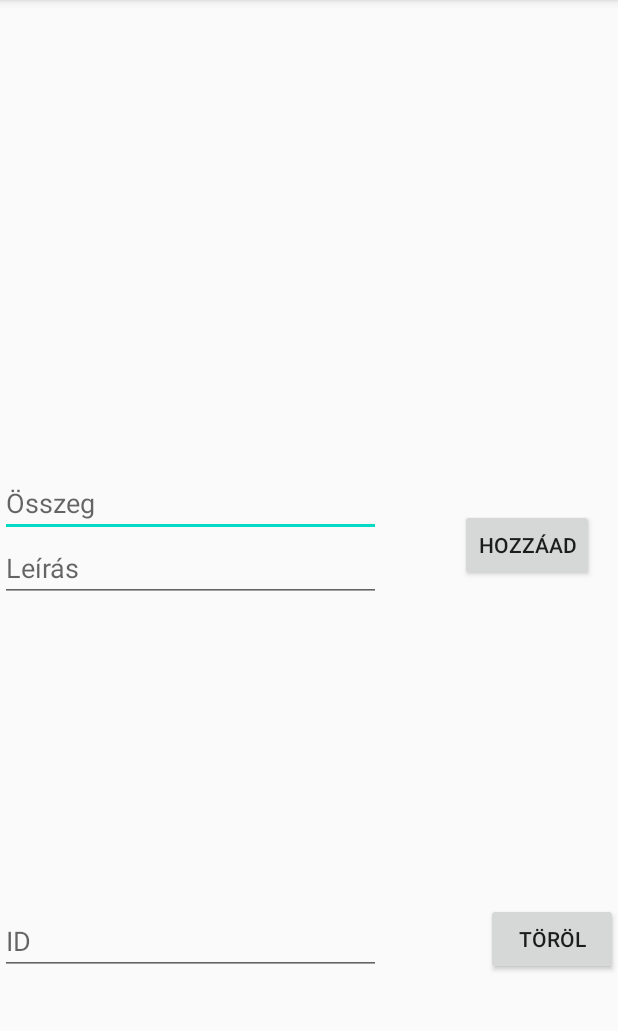
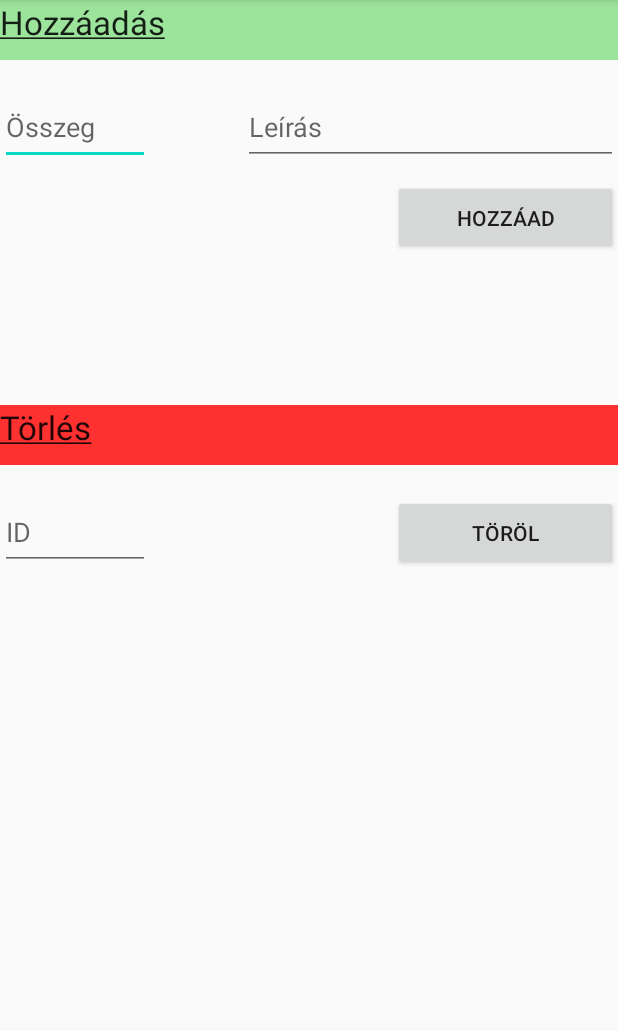
Before and after one commit to duszka-akos-attila/SZFM_2020_14_BugCrusherzz, an Android app: the fragment IncomeFragment shown on its own in the app's theme, on a phone screen of 412 x 824 dp, the part 84-1115 px from its top. Run offline under Robolectric (Android 15) with nearby library versions, the phone set to English and light mode, and no system bars.

Commit message:
Made the GUI nicer.

```diff
--- a/Tracky/Application/Tracky/app/src/main/res/layout/fragment_income.xml
+++ b/Tracky/Application/Tracky/app/src/main/res/layout/fragment_income.xml
@@ -8,63 +8,84 @@
 
     <Button
         android:id="@+id/add_income"
-        android:layout_width="wrap_content"
-        android:layout_height="wrap_content"
-        android:layout_marginEnd="16dp"
+        android:layout_width="150dp"
+        android:layout_height="50dp"
+        android:layout_marginTop="80dp"
         android:text="Hozzáad"
-        app:layout_constraintBottom_toBottomOf="parent"
         app:layout_constraintEnd_toEndOf="parent"
-        app:layout_constraintTop_toTopOf="parent"
-        app:layout_constraintVertical_bias="0.471" />
+        app:layout_constraintHorizontal_bias="1.0"
+        app:layout_constraintStart_toStartOf="parent"
+        app:layout_constraintTop_toBottomOf="@+id/textView2" />
 
     <EditText
         android:id="@+id/income_amount"
-        android:layout_width="254dp"
-        android:layout_height="43dp"
+        android:layout_width="100dp"
+        android:layout_height="50dp"
+        android:layout_marginTop="20dp"
         android:hint="Összeg"
         android:inputType="text"
-        app:layout_constraintBottom_toBottomOf="parent"
         app:layout_constraintStart_toStartOf="parent"
-        app:layout_constraintTop_toTopOf="parent"
-        app:layout_constraintVertical_bias="0.434" />
+        app:layout_constraintTop_toBottomOf="@+id/textView2" />
 
     <EditText
         android:id="@+id/income_desc"
-        android:layout_width="254dp"
-        android:layout_height="43dp"
+        android:layout_width="250dp"
+        android:layout_height="50dp"
+        android:layout_marginTop="20dp"
         android:hint="Leírás"
         android:inputType="text"
-        app:layout_constraintBottom_toBottomOf="parent"
+        app:layout_constraintEnd_toEndOf="parent"
+        app:layout_constraintHorizontal_bias="1.0"
+        app:layout_constraintStart_toStartOf="parent"
+        app:layout_constraintTop_toBottomOf="@+id/textView2" />
+
+    <Button
+        android:id="@+id/delete_income"
+        android:layout_width="150dp"
+        android:layout_height="50dp"
+        android:layout_marginTop="20dp"
+        android:text="Töröl"
+        app:layout_constraintEnd_toEndOf="parent"
+        app:layout_constraintHorizontal_bias="1.0"
+        app:layout_constraintStart_toStartOf="parent"
+        app:layout_constraintTop_toBottomOf="@+id/textView3" />
+
+    <EditText
+        android:id="@+id/income_id"
+        android:layout_width="100dp"
+        android:layout_height="50dp"
+        android:layout_marginTop="20dp"
+        android:hint="ID"
+        android:inputType="number"
         app:layout_constraintEnd_toEndOf="parent"
         app:layout_constraintHorizontal_bias="0.0"
         app:layout_constraintStart_toStartOf="parent"
-        app:layout_constraintTop_toTopOf="parent"
-        app:layout_constraintVertical_bias="0.494" />
+        app:layout_constraintTop_toBottomOf="@+id/textView3" />
 
-    <Button
-        android:id="@+id/delete_income"
-        android:layout_width="wrap_content"
-        android:layout_height="wrap_content"
-        android:text="Töröl"
-        app:layout_constraintBottom_toBottomOf="parent"
-        app:layout_constraintEnd_toEndOf="parent"
-        app:layout_constraintHorizontal_bias="1.0"
-        app:layout_constraintStart_toStartOf="parent"
-        app:layout_constraintTop_toTopOf="parent"
-        app:layout_constraintVertical_bias="0.836" />
-
-    <EditText
-        android:id="@+id/income_id"
-        android:layout_width="254dp"
-        android:layout_height="43dp"
-        android:hint="ID"
-        android:inputType="number"
-        app:layout_constraintBottom_toBottomOf="parent"
+    <TextView
+        android:id="@+id/textView2"
+        android:layout_width="415dp"
+        android:layout_height="40dp"
+        android:background="#9CE39C"
+        android:text="@string/income_add"
+        android:textAppearance="@style/TextAppearance.AppCompat.Large"
         app:layout_constraintEnd_toEndOf="parent"
         app:layout_constraintHorizontal_bias="0.0"
         app:layout_constraintStart_toStartOf="parent"
-        app:layout_constraintTop_toTopOf="parent"
-        app:layout_constraintVertical_bias="0.837" />
+        app:layout_constraintTop_toTopOf="parent" />
+
+    <TextView
+        android:id="@+id/textView3"
+        android:layout_width="415dp"
+        android:layout_height="40dp"
+        android:layout_marginTop="100dp"
+        android:background="#CDFF0000"
+        android:text="@string/income_del"
+        android:textAppearance="@style/TextAppearance.AppCompat.Large"
+        app:layout_constraintEnd_toEndOf="parent"
+        app:layout_constraintHorizontal_bias="0.0"
+        app:layout_constraintStart_toStartOf="parent"
+        app:layout_constraintTop_toBottomOf="@+id/add_income" />
 
 
 </androidx.constraintlayout.widget.ConstraintLayout>
--- a/Tracky/Application/Tracky/app/src/main/res/values/strings.xml
+++ b/Tracky/Application/Tracky/app/src/main/res/values/strings.xml
@@ -6,8 +6,11 @@
     <string name="nav_header_subtitle">By BugCrusherzz</string>
     <string name="nav_header_desc">Navigation header</string>
     <string name="action_settings">Settings</string>
+    <string name="income_add"><u>Hozzáadás</u></string>
+
 
     <string name="menu_home">Home</string>
     <string name="menu_gallery">Gallery</string>
     <string name="menu_slideshow">Slideshow</string>
+    <string name="income_del"><u>Törlés</u></string>
 </resources>
```
Also changed, not shown: Tracky/Application/Tracky/app/src/main/res/layout/fragment_expense.xml (+49 -30 lines).
